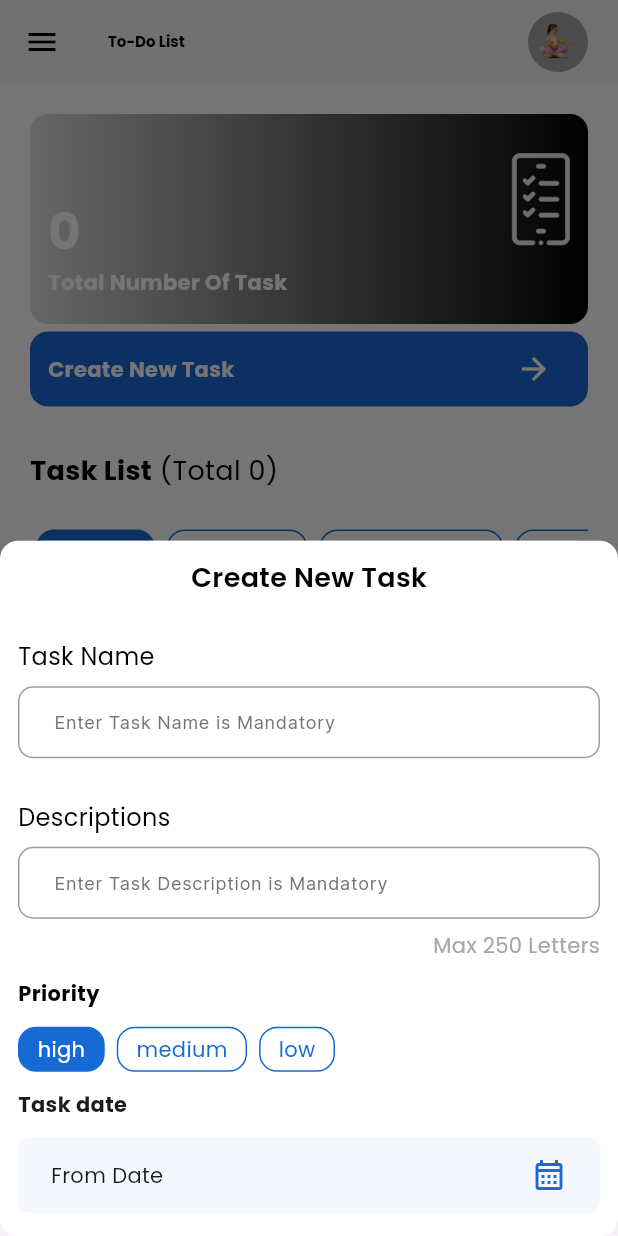
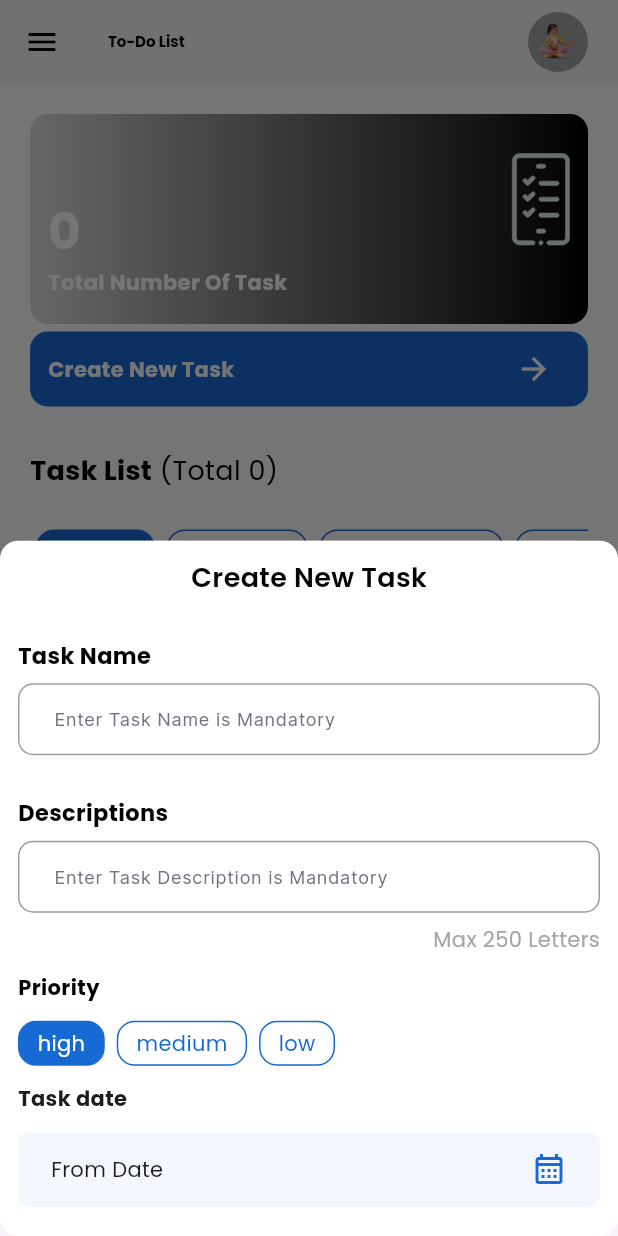
Before and after one commit to shabeeralimt123/Task, a Flutter app: the screen it shows after launch, after a tap on "Create New Task", on a phone screen of 412 x 824 dp. Run offline on Flutter 3.47's test engine with Material 3 defaults, Android fonts, the phone set to English and light mode, and no system bars; drawn by our look-alikes of buttons_tabbar; our stand-ins replace cloud_firestore, firebase_auth, firebase_core, flutter_riverpod, flutter_svg, freezed_annotation and 2 more; accounts and stored records are empty.

Commit message:
desgin changes

```diff
--- a/lib/features/task/presentation/widgets/create_task_screen.dart
+++ b/lib/features/task/presentation/widgets/create_task_screen.dart
@@ -125,7 +125,8 @@ class _AddTaskDialogueBoxState extends ConsumerState<AddTaskDialogueBox> {
                   return Validator.validateField(
                       value, "task name is requires");
                 },
-                labelStyle: bodyLarge2.copyWith(fontWeight: FontWeight.w400),
+                labelStyle: bodyLarge2.copyWith(
+                    fontWeight: FontWeight.w700, fontSize: 15),
                 label: "Task Name",
                 hintText: "Enter Task Name is Mandatory",
                 color: Colors.black38,
@@ -138,7 +139,8 @@ class _AddTaskDialogueBoxState extends ConsumerState<AddTaskDialogueBox> {
                       value, "task description is requires");
                 },
                 hintText: "Enter Task Description is Mandatory",
-                labelStyle: bodyLarge2.copyWith(fontWeight: FontWeight.w400),
+                labelStyle: bodyLarge2.copyWith(
+                    fontWeight: FontWeight.w700, fontSize: 15),
                 label: "Descriptions",
                 color: Colors.black38,
                 controller: descriptionController,
```
